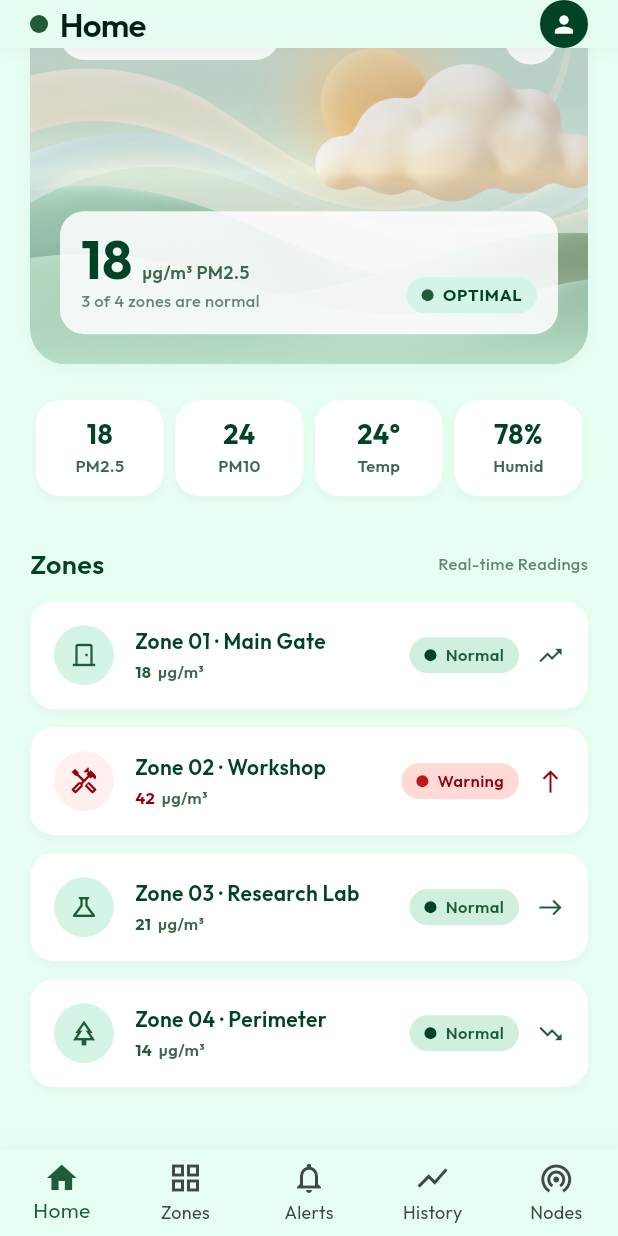
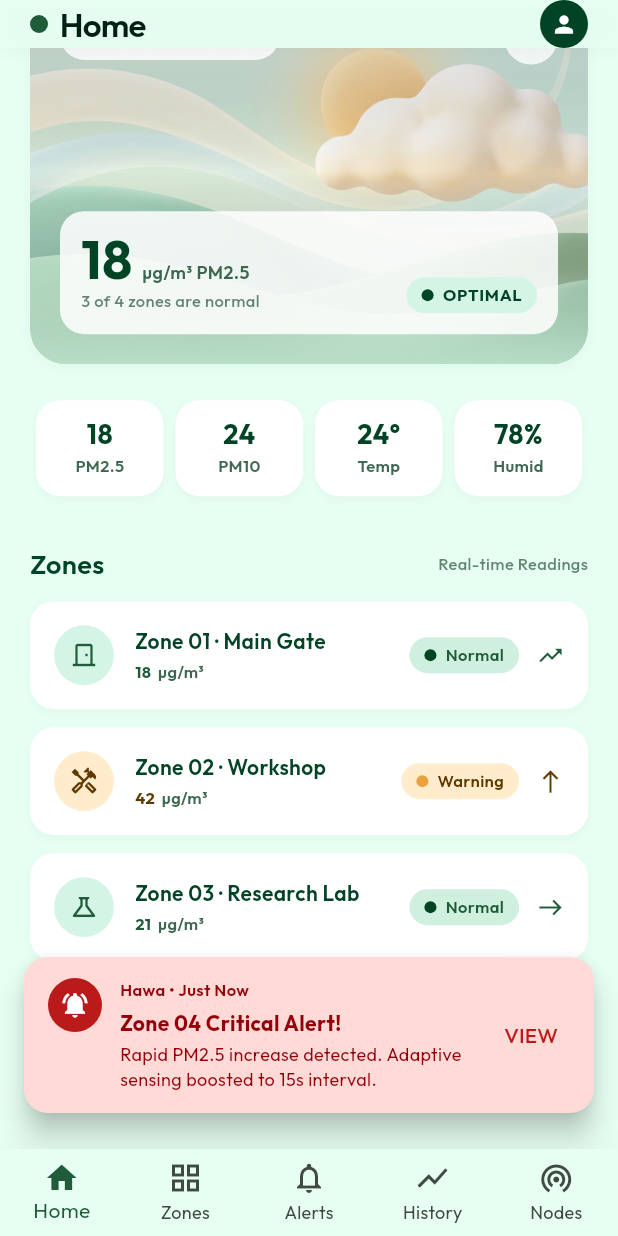
Before and after one commit to mukaaromaah/Hawa-Mobile-Apps, a Flutter app: the screen it shows after launch, scrolled down 220 dp, on a phone screen of 412 x 824 dp. Run offline on Flutter 3.47's test engine with Material 3 defaults, Android fonts, the phone set to English and light mode, and no system bars; our stand-ins replace google_fonts.

Commit message:
Add Critical status and push notification simulation

```diff
--- a/lib/models/sensor_data.dart
+++ b/lib/models/sensor_data.dart
@@ -1,3 +1,9 @@
+enum AirQualityStatus {
+  normal,
+  warning,
+  critical,
+}
+
 class SensorData {
   final double pm1;
   final double pm25;
@@ -25,10 +31,17 @@ class SensorData {
 
   // Kategori Kualitas Udara berdasarkan PM2.5
   String get airQualityCategory {
-    if (pm25 <= 15) return 'Baik (Good)';
-    if (pm25 <= 55) return 'Sedang (Moderate)';
+    if (pm25 <= 35) return 'Baik (Good)';
+    if (pm25 <= 75) return 'Sedang (Moderate)';
     if (pm25 <= 150) return 'Tidak Sehat (Unhealthy)';
     return 'Berbahaya (Hazardous)';
+  }
+
+  // Status prioritas zona
+  AirQualityStatus get status {
+    if (pm25 > 100) return AirQualityStatus.critical;
+    if (pm25 > 35) return AirQualityStatus.warning;
+    return AirQualityStatus.normal;
   }
 
   // Arah mata angin dari derajat (0-360)
--- a/lib/screens/home_screen.dart
+++ b/lib/screens/home_screen.dart
@@ -14,11 +14,12 @@ class HomeScreen extends StatelessWidget {
     final humidValue = data.humidity.toInt();
 
     // Determine overall status based on pm25
-    bool isWarningOverall = pm25Value > 35;
-    String statusText = isWarningOverall ? 'Warning' : 'Good';
-    String subStatusText = isWarningOverall ? 'Air Quality' : 'Air Today';
-    String optimalText = isWarningOverall ? 'Attention' : 'Optimal';
-    Color mainStatusColor = isWarningOverall ? AppTheme.error : AppTheme.primary;
+    bool isCritical = data.status == AirQualityStatus.critical;
+    bool isWarning = data.status == AirQualityStatus.warning;
+    String statusText = isCritical ? 'Critical' : (isWarning ? 'Warning' : 'Good');
+    String subStatusText = isCritical ? 'Hazardous' : (isWarning ? 'Air Quality' : 'Air Today');
+    String optimalText = isCritical ? 'Danger' : (isWarning ? 'Attention' : 'Optimal');
+    Color mainStatusColor = isCritical ? AppTheme.error : (isWarning ? AppTheme.warning : AppTheme.primary);
 
     return SingleChildScrollView(
       padding: const EdgeInsets.only(left: 20, right: 20, top: 100, bottom: 100),
@@ -238,7 +239,7 @@ class HomeScreen extends StatelessWidget {
                                       width: 8,
                                       height: 8,
                                       decoration: BoxDecoration(
-                                        color: isWarningOverall ? AppTheme.error : AppTheme.primaryContainer,
+                                        color: mainStatusColor,
                                         shape: BoxShape.circle,
                                       ),
                                     ),
@@ -248,7 +249,7 @@ class HomeScreen extends StatelessWidget {
                                       style: TextStyle(
                                         fontSize: 11,
                                         fontWeight: FontWeight.bold,
-                                        color: isWarningOverall ? AppTheme.error : AppTheme.primary,
+                                        color: mainStatusColor,
                                         letterSpacing: 0.5,
                                       ),
                                     ),
@@ -308,7 +309,7 @@ class HomeScreen extends StatelessWidget {
             zoneName: 'Zone 01 · Main Gate',
             value: '18 µg/m³',
             icon: Icons.door_front_door_outlined,
-            isWarning: false,
+            status: AirQualityStatus.normal,
             trendIcon: Icons.trending_up,
           ),
           const SizedBox(height: 12),
@@ -316,7 +317,7 @@ class HomeScreen extends StatelessWidget {
             zoneName: 'Zone 02 · Workshop',
             value: '42 µg/m³',
             icon: Icons.handyman_outlined,
-            isWarning: true,
+            status: AirQualityStatus.warning,
             trendIcon: Icons.north,
           ),
           const SizedBox(height: 12),
@@ -324,16 +325,16 @@ class HomeScreen extends StatelessWidget {
             zoneName: 'Zone 03 · Research Lab',
             value: '21 µg/m³',
             icon: Icons.science_outlined,
-            isWarning: false,
+            status: AirQualityStatus.normal,
             trendIcon: Icons.east,
           ),
           const SizedBox(height: 12),
           _buildZoneCard(
             zoneName: 'Zone 04 · Perimeter',
-            value: '14 µg/m³',
+            value: '112 µg/m³',
             icon: Icons.park_outlined,
-            isWarning: false,
-            trendIcon: Icons.trending_down,
+            status: AirQualityStatus.critical,
+            trendIcon: Icons.trending_up,
           ),
         ],
       ),
@@ -386,12 +387,16 @@ class HomeScreen extends StatelessWidget {
     required String zoneName,
     required String value,
     required IconData icon,
-    required bool isWarning,
+    required AirQualityStatus status,
     required IconData trendIcon,
   }) {
-    final String statusText = isWarning ? 'Warning' : 'Normal';
-    final Color onMainColor = isWarning ? AppTheme.onErrorContainer : AppTheme.primaryContainer;
-    final Color highlightColor = isWarning ? AppTheme.error : AppTheme.primary;
+    final bool isCritical = status == AirQualityStatus.critical;
+    final bool isWarning = status == AirQualityStatus.warning;
+    final String statusText = isCritical ? 'Critical' : (isWarning ? 'Warning' : 'Normal');
+    final Color onMainColor = isCritical ? AppTheme.onErrorContainer : (isWarning ? AppTheme.onWarningContainer : AppTheme.primaryContainer);
+    final Color highlightColor = isCritical ? AppTheme.error : (isWarning ? AppTheme.warning : AppTheme.primary);
+    final Color containerColor = isCritical ? AppTheme.errorContainer.withValues(alpha: 0.4) : (isWarning ? AppTheme.warningContainer : AppTheme.surfaceContainer);
+    final Color badgeBgColor = isCritical ? AppTheme.errorContainer : (isWarning ? AppTheme.warningContainer : AppTheme.surfaceContainerHigh);
     final String highlightValue = value.split(' ').first;
     final String unitValue = value.substring(highlightValue.length).trim();
 
@@ -418,7 +423,7 @@ class HomeScreen extends StatelessWidget {
                   width: 40,
                   height: 40,
                   decoration: BoxDecoration(
-                    color: isWarning ? AppTheme.errorContainer.withValues(alpha: 0.4) : AppTheme.surfaceContainer,
+                    color: containerColor,
                     shape: BoxShape.circle,
                   ),
                   child: Icon(icon, color: onMainColor, size: 20),
@@ -472,7 +477,7 @@ class HomeScreen extends StatelessWidget {
               Container(
                 padding: const EdgeInsets.symmetric(horizontal: 10, vertical: 4),
                 decoration: BoxDecoration(
-                  color: isWarning ? AppTheme.errorContainer : AppTheme.surfaceContainerHigh,
+                  color: badgeBgColor,
                   borderRadius: BorderRadius.circular(12),
                 ),
                 child: Row(
--- a/lib/screens/main_screen.dart
+++ b/lib/screens/main_screen.dart
@@ -15,6 +15,70 @@ class MainScreen extends StatefulWidget {
 
 class _MainScreenState extends State<MainScreen> {
   int _selectedIndex = 0;
+
+  @override
+  void initState() {
+    super.initState();
+    // Simulate push notification for demo scenario ("Andi")
+    Future.delayed(const Duration(seconds: 3), () {
+      if (!mounted) return;
+      ScaffoldMessenger.of(context).showSnackBar(
+        SnackBar(
+          behavior: SnackBarBehavior.floating,
+          margin: const EdgeInsets.only(top: 16, left: 16, right: 16, bottom: 24),
+          backgroundColor: AppTheme.errorContainer,
+          shape: RoundedRectangleBorder(borderRadius: BorderRadius.circular(16)),
+          elevation: 8,
+          content: Row(
+            crossAxisAlignment: CrossAxisAlignment.start,
+            children: [
+              Container(
+                padding: const EdgeInsets.all(8),
+                decoration: const BoxDecoration(
+                  color: AppTheme.error,
+                  shape: BoxShape.circle,
+                ),
+                child: const Icon(Icons.notifications_active, color: Colors.white, size: 20),
+              ),
+              const SizedBox(width: 12),
+              const Expanded(
+                child: Column(
+                  mainAxisSize: MainAxisSize.min,
+                  crossAxisAlignment: CrossAxisAlignment.start,
+                  children: [
+                    Text(
+                      'Hawa • Just Now',
+                      style: TextStyle(fontSize: 11, fontWeight: FontWeight.w600, color: AppTheme.onErrorContainer),
+                    ),
+                    SizedBox(height: 4),
+                    Text(
+                      'Zone 04 Critical Alert!',
+                      style: TextStyle(fontSize: 14, fontWeight: FontWeight.bold, color: AppTheme.onErrorContainer),
+                    ),
+                    SizedBox(height: 2),
+                    Text(
+                      'Rapid PM2.5 increase detected. Adaptive sensing boosted to 15s interval.',
+                      style: TextStyle(fontSize: 12, color: AppTheme.onErrorContainer),
+                    ),
+                  ],
+                ),
+              ),
+            ],
+          ),
+          duration: const Duration(seconds: 8),
+          action: SnackBarAction(
+            label: 'VIEW',
+            textColor: AppTheme.error,
+            onPressed: () {
+              setState(() {
+                _selectedIndex = 2; // Jump to Alerts tab
+              });
+            },
+          ),
+        ),
+      );
+    });
+  }
 
   // Daftar halaman yang akan ditampilkan sesuai tab yang dipilih
   final List<Widget> _screens = const [
--- a/lib/theme/app_theme.dart
+++ b/lib/theme/app_theme.dart
@@ -16,6 +16,11 @@ class AppTheme {
   static const Color errorContainer = Color(0xFFFFDAD6);
   static const Color onErrorContainer = Color(0xFF93000A);
   static const Color error = Color(0xFFBA1A1A);
+
+  // Warning colors
+  static const Color warning = Color(0xFFE9A23B); // Orange
+  static const Color warningContainer = Color(0xFFFFECCC);
+  static const Color onWarningContainer = Color(0xFF5E3A00);
 
   static ThemeData get lightTheme {
     return ThemeData(
```
